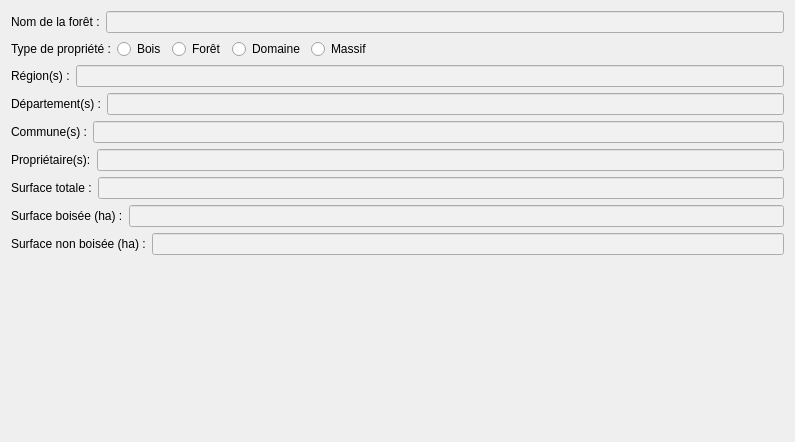
Before: the Qt Designer form qsequoia2/modules/forest_data/forest_data.ui in SequoiApp/Qsequoia2, drawn with Qt 5.
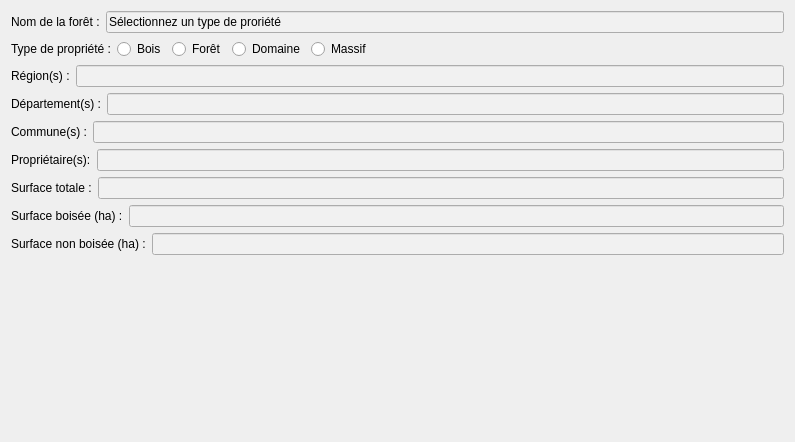
After: the same form once the commit is applied.

Commit message: gestion du nom de la foret None a la création du projet

```diff
--- a/qsequoia2/modules/forest_data/forest_data.ui
+++ b/qsequoia2/modules/forest_data/forest_data.ui
@@ -33,6 +33,9 @@
 border-color: rgb(241, 241, 241);
 font: 75 9pt &quot;Garamond&quot;;</string>
        </property>
+       <property name="text">
+        <string>Sélectionnez un type de proriété</string>
+       </property>
        <property name="readOnly">
         <bool>false</bool>
        </property>
```
The commit also changes 2 other files.
